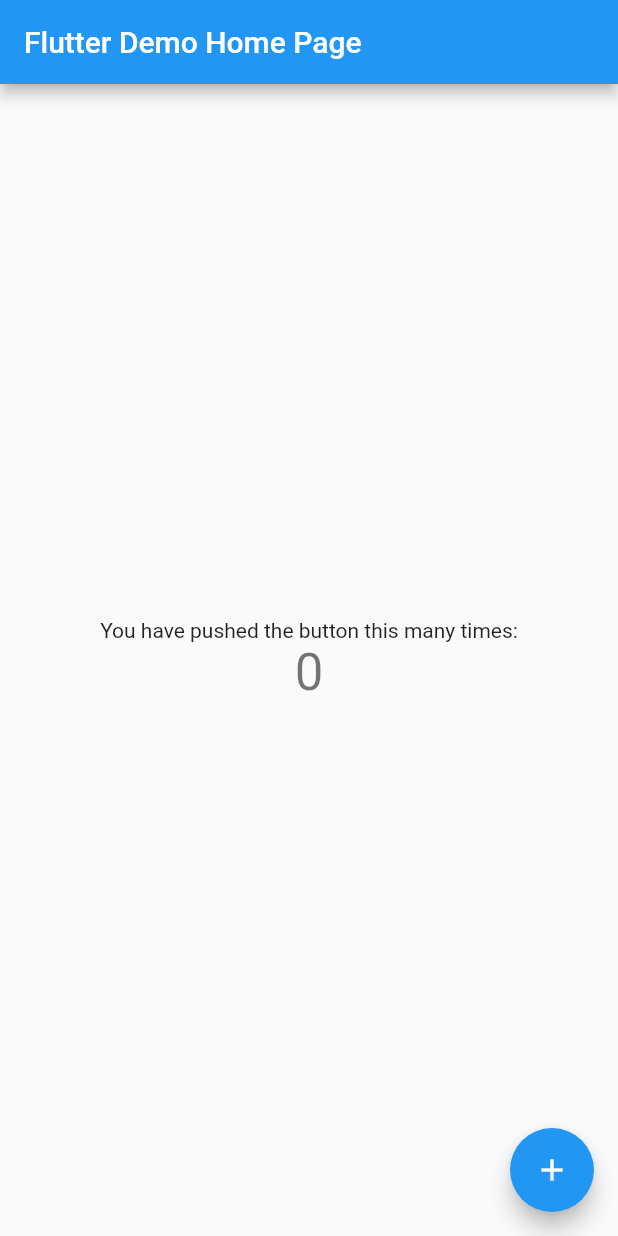
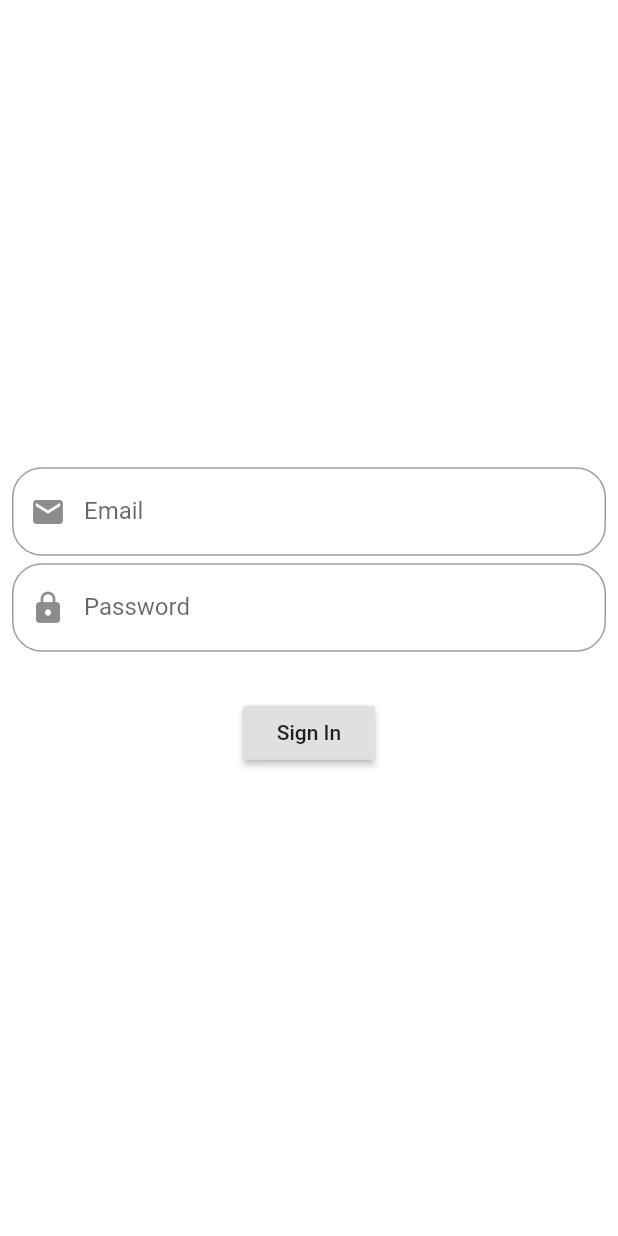
Before and after one commit to vineet32/malta, a Flutter app: the screen it shows after launch, on a phone screen of 412 x 824 dp. Run offline on Flutter 3.47's test engine with Material 2 defaults, Android fonts, the phone set to English and light mode, and no system bars; our stand-ins replace firebase_auth; accounts and stored records are empty.

Commit message:
added signIn page

```diff
--- /dev/null
+++ b/lib/app/authentiation_pages/sign_in.dart
@@ -0,0 +1,92 @@
+import 'package:flutter/cupertino.dart';
+import 'package:flutter/material.dart';
+import 'package:malta/services/firebase_auth_service.dart';
+
+class SignIn extends StatefulWidget {
+  @override
+  _SignInState createState() => _SignInState();
+}
+
+class _SignInState extends State<SignIn> {
+  String _email, _password;
+  @override
+  Widget build(BuildContext context) {
+    final FocusNode _emailFocus = FocusNode();
+    final FocusNode _passwordFocus = FocusNode();
+
+    return Scaffold(
+      backgroundColor: Colors.white,
+      body: Padding(
+        padding: const EdgeInsets.all(8.0),
+        child: Column(
+          mainAxisAlignment: MainAxisAlignment.center,
+          crossAxisAlignment: CrossAxisAlignment.center,
+          children: [
+            TextFormField(
+              onChanged: (input) {
+                _email = input;
+              },
+              focusNode: _emailFocus,
+              onFieldSubmitted: (String val) {
+             //   _emailFocus.unfocus();
+                FocusScope.of(context).requestFocus(_passwordFocus);
+              },
+              decoration: InputDecoration(
+                prefixIcon: Icon(Icons.email),
+                labelText: 'Email',
+                enabledBorder: OutlineInputBorder(
+                  borderRadius: BorderRadius.all(Radius.circular(20.0)),
+                  borderSide: BorderSide(color: Colors.grey),
+                ),
+                focusedBorder: OutlineInputBorder(
+                  borderRadius: BorderRadius.all(Radius.circular(10.0)),
+                  borderSide: BorderSide(color: Colors.blue),
+                ),
+              ),
+            ),
+            Padding(
+              padding: const EdgeInsets.only(top: 5.0),
+              child: TextFormField(
+                onChanged: (input) {
+                  _password = input;
+                },
+                focusNode: _passwordFocus,
+                onFieldSubmitted: (value) {
+                  _passwordFocus.unfocus();
+                },
+                decoration: InputDecoration(
+                  prefixIcon: Icon(Icons.lock),
+                  labelText: 'Password',
+                  enabledBorder: OutlineInputBorder(
+                    borderRadius: BorderRadius.all(Radius.circular(20.0)),
+                    borderSide: BorderSide(color: Colors.grey),
+                  ),
+                  focusedBorder: OutlineInputBorder(
+                    borderRadius: BorderRadius.all(Radius.circular(10.0)),
+                    borderSide: BorderSide(color: Colors.blue),
+                  ),
+                ),
+              ),
+            ),
+            SizedBox(
+              height: 30.0,
+            ),
+            RaisedButton(
+              onPressed: () {
+                signIn(_email, _password);
+              },
+              child: Text('Sign In'),
+            ),
+          ],
+        ),
+      ),
+    );
+  }
+
+  void signIn(String email, String password) async {
+      FirebaseAuthService _auth = new FirebaseAuthService();
+      var result=await _auth.signInWithEmailAndPassword(email.trim(), password.trim());
+      print(result);
+  }
+
+}
--- /dev/null
+++ b/lib/app/authentiation_pages/sign_up.dart
@@ -0,0 +1,15 @@
+import 'package:flutter/material.dart';
+
+class SignUp extends StatefulWidget {
+  @override
+  _SignUpState createState() => _SignUpState();
+}
+
+class _SignUpState extends State<SignUp> {
+  @override
+  Widget build(BuildContext context) {
+    return Container(
+      child: Text('Signup'),
+    );
+  }
+}
--- a/lib/main.dart
+++ b/lib/main.dart
@@ -1,4 +1,5 @@
 import 'package:flutter/material.dart';
+import 'package:malta/routes/router.dart';
 
 void main() {
   runApp(MyApp());
@@ -11,107 +12,10 @@ class MyApp extends StatelessWidget {
     return MaterialApp(
       title: 'Flutter Demo',
       theme: ThemeData(
-        // This is the theme of your application.
-        //
-        // Try running your application with "flutter run". You'll see the
-        // application has a blue toolbar. Then, without quitting the app, try
-        // changing the primarySwatch below to Colors.green and then invoke
-        // "hot reload" (press "r" in the console where you ran "flutter run",
-        // or simply save your changes to "hot reload" in a Flutter IDE).
-        // Notice that the counter didn't reset back to zero; the application
-        // is not restarted.
         primarySwatch: Colors.blue,
-        // This makes the visual density adapt to the platform that you run
-        // the app on. For desktop platforms, the controls will be smaller and
-        // closer together (more dense) than on mobile platforms.
-        visualDensity: VisualDensity.adaptivePlatformDensity,
       ),
-      home: MyHomePage(title: 'Flutter Demo Home Page'),
+      onGenerateRoute: Router.generateRoute,
+      initialRoute: Router.signIn,
     );
   }
 }
-
-class MyHomePage extends StatefulWidget {
-  MyHomePage({Key key, this.title}) : super(key: key);
-
-  // This widget is the home page of your application. It is stateful, meaning
-  // that it has a State object (defined below) that contains fields that affect
-  // how it looks.
-
-  // This class is the configuration for the state. It holds the values (in this
-  // case the title) provided by the parent (in this case the App widget) and
-  // used by the build method of the State. Fields in a Widget subclass are
-  // always marked "final".
-
-  final String title;
-
-  @override
-  _MyHomePageState createState() => _MyHomePageState();
-}
-
-class _MyHomePageState extends State<MyHomePage> {
-  int _counter = 0;
-
-  void _incrementCounter() {
-    setState(() {
-      // This call to setState tells the Flutter framework that something has
-      // changed in this State, which causes it to rerun the build method below
-      // so that the display can reflect the updated values. If we changed
-      // _counter without calling setState(), then the build method would not be
-      // called again, and so nothing would appear to happen.
-      _counter++;
-    });
-  }
-
-  @override
-  Widget build(BuildContext context) {
-    // This method is rerun every time setState is called, for instance as done
-    // by the _incrementCounter method above.
-    //
-    // The Flutter framework has been optimized to make rerunning build methods
-    // fast, so that you can just rebuild anything that needs updating rather
-    // than having to individually change instances of widgets.
-    return Scaffold(
-      appBar: AppBar(
-        // Here we take the value from the MyHomePage object that was created by
-        // the App.build method, and use it to set our appbar title.
-        title: Text(widget.title),
-      ),
-      body: Center(
-        // Center is a layout widget. It takes a single child and positions it
-        // in the middle of the parent.
-        child: Column(
-          // Column is also a layout widget. It takes a list of children and
-          // arranges them vertically. By default, it sizes itself to fit its
-          // children horizontally, and tries to be as tall as its parent.
-          //
-          // Invoke "debug painting" (press "p" in the console, choose the
-          // "Toggle Debug Paint" action from the Flutter Inspector in Android
-          // Studio, or the "Toggle Debug Paint" command in Visual Studio Code)
-          // to see the wireframe for each widget.
-          //
-          // Column has various properties to control how it sizes itself and
-          // how it positions its children. Here we use mainAxisAlignment to
-          // center the children vertically; the main axis here is the vertical
-          // axis because Columns are vertical (the cross axis would be
-          // horizontal).
-          mainAxisAlignment: MainAxisAlignment.center,
-          children: <Widget>[
-            Text(
-              'You have pushed the button this many times:',
-            ),
-            Text(
-              '$_counter',
-              style: Theme.of(context).textTheme.headline4,
-            ),
-          ],
-        ),
-      ),
-      floatingActionButton: FloatingActionButton(
-        onPressed: _incrementCounter,
-        tooltip: 'Increment',
-        child: Icon(Icons.add),
-      ), // This trailing comma makes auto-formatting nicer for build methods.
-    );
-  }
-}
--- /dev/null
+++ b/lib/routes/router.dart
@@ -0,0 +1,19 @@
+import 'package:flutter/material.dart';
+import 'package:malta/app/authentiation_pages/sign_in.dart';
+import 'package:malta/app/authentiation_pages/sign_up.dart';
+
+class Router {
+  static const signIn = '/sign-in';
+  static const signUp = '/sign-up';
+  static Route<dynamic> generateRoute(RouteSettings settings) {
+    final args = settings.arguments;
+    switch (settings.name) {
+
+      case signIn:
+        return MaterialPageRoute(builder: (context) => SignIn());
+      case signUp:
+        return MaterialPageRoute(builder: (context) => SignUp());
+
+    }
+  }
+}
--- /dev/null
+++ b/lib/services/firebase_auth_service.dart
@@ -0,0 +1,18 @@
+import 'package:firebase_auth/firebase_auth.dart';
+
+class FirebaseAuthService {
+  final FirebaseAuth _firebaseAuth = FirebaseAuth.instance;
+
+
+  Future signInWithEmailAndPassword(String email, String password) async {
+    try {
+      AuthResult result = await _firebaseAuth.signInWithEmailAndPassword(
+          email: email, password: password);
+      FirebaseUser user = result.user;
+      return user;
+    } catch (error) {
+      return 'Something Wrong';
+    }
+  }
+
+}
--- a/pubspec.yaml
+++ b/pubspec.yaml
@@ -28,6 +28,8 @@ dependencies:
   # The following adds the Cupertino Icons font to your application.
   # Use with the CupertinoIcons class for iOS style icons.
   cupertino_icons: ^0.1.3
+  firebase_auth: ^0.16.1
+  cloud_firestore: ^0.13.6
 
 dev_dependencies:
   flutter_test:
```
Also changed, not shown: pubspec.lock, 1 other file.
